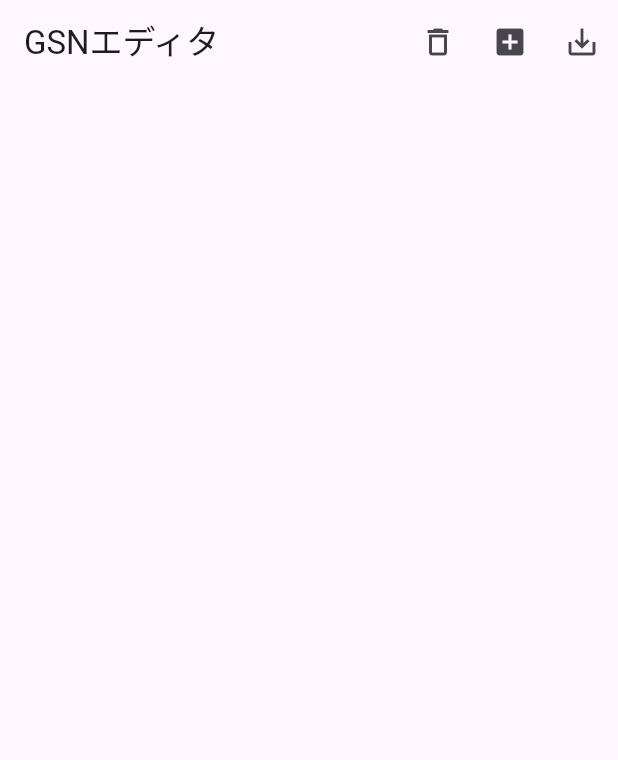
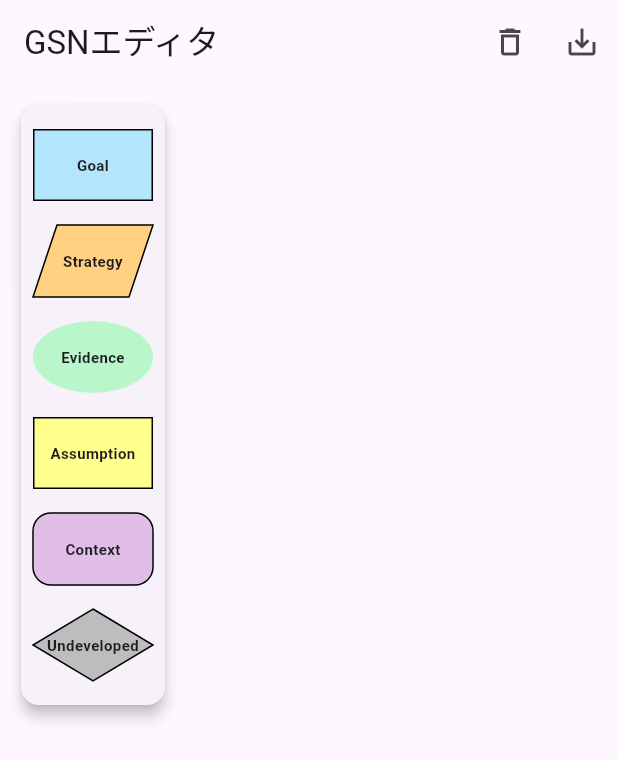
Before and after one commit to rererenore-118/gsnpaint, a Flutter app: the screen it shows after launch, on a phone screen of 412 x 824 dp. Shown: the top 760 px of the screen. Run offline on Flutter 3.47's test engine with Material 3 defaults, Android fonts, the phone set to English and light mode, and no system bars; our stand-ins replace shared_preferences; missing offline and left inert: dart:html.

Commit message:
pycharmからコミット

```diff
--- a/lib/main.dart
+++ b/lib/main.dart
@@ -24,13 +24,12 @@ class GsnNode {
     String? label,
   }) : label = label ?? type.name.toUpperCase();
 
-  // ★ JSONからオブジェクトを復元するためのファクトリコンストラクタ
   factory GsnNode.fromJson(Map<String, dynamic> json) {
     return GsnNode(
       id: json['id'],
       type: GsnNodeType.values.firstWhere(
         (e) => _gsnTypeName(e) == json['gsn_type'],
-        orElse: () => GsnNodeType.goal, // 見つからない場合のデフォルト値
+        orElse: () => GsnNodeType.goal,
       ),
       position: Offset(json['position_x'], json['position_y']),
       width: json['width'] ?? 100,
@@ -39,7 +38,6 @@ class GsnNode {
     );
   }
 
-  // ★ 永続化のために位置とサイズも保存するよう修正
   Map<String, dynamic> toJson() => {
         'id': id,
         'gsn_type': _gsnTypeName(type),
@@ -73,7 +71,6 @@ class GsnEdge {
   final int toId;
   GsnEdge(this.fromId, this.toId);
 
-  // ★ JSONからオブジェクトを復元するためのファクトリコンストラクタ
   factory GsnEdge.fromJson(Map<String, dynamic> json) {
     return GsnEdge(json['from'], json['to']);
   }
@@ -89,9 +86,8 @@ class GsnEditor extends StatefulWidget {
 }
 
 class _GsnEditorState extends State<GsnEditor> {
-  // パン／ズーム用
   final TransformationController _tc = TransformationController();
-  final Size _worldSize = const Size(4000, 4000); // 広いキャンバス
+  final Size _worldSize = const Size(4000, 4000);
 
   final List<GsnNode> _nodes = [];
   final List<GsnEdge> _edges = [];
@@ -99,20 +95,17 @@ class _GsnEditorState extends State<GsnEditor> {
   bool _deleteMode = false;
   int? _connecting;
 
-  // リサイズ制約
   static const double _minW = 60;
   static const double _minH = 40;
   static const double _maxW = 800;
   static const double _maxH = 600;
 
-  // ★ アプリ起動時にデータを読み込む
   @override
   void initState() {
     super.initState();
     _loadFromLocalStorage();
   }
 
-  // ★========== データ永続化処理 ==========★
   Future<void> _saveToLocalStorage() async {
     final prefs = await SharedPreferences.getInstance();
     final data = {
@@ -144,20 +137,17 @@ class _GsnEditorState extends State<GsnEditor> {
       print("データの読み込みに失敗しました: $e");
     }
   }
-  // ★====================================★
 
-  void _addNode(GsnNodeType type) {
-    final viewSize = MediaQuery.of(context).size;
-    final sceneCenter =
-        _tc.toScene(Offset(viewSize.width / 2, viewSize.height / 2));
+  // ★ 修正: ドロップされた位置(Offset)を引数で受け取るように変更
+  void _addNode(GsnNodeType type, Offset position) {
     setState(() {
       _nodes.add(GsnNode(
         id: _nodeCounter++,
         type: type,
-        position: sceneCenter,
+        position: position,
       ));
     });
-    _saveToLocalStorage(); // ★保存
+    _saveToLocalStorage();
   }
 
   void _toggleDeleteMode() {
@@ -175,9 +165,8 @@ class _GsnEditorState extends State<GsnEditor> {
           _edges.add(GsnEdge(_connecting!, node.id));
           _connecting = null;
         });
-        _saveToLocalStorage(); // ★保存
+        _saveToLocalStorage();
       } else {
-        // 同じノードを再度タップした場合は接続モードを解除
         setState(() => _connecting = null);
       }
     }
@@ -200,7 +189,7 @@ class _GsnEditorState extends State<GsnEditor> {
                     (e) => e.fromId == node.id || e.toId == node.id);
               });
               Navigator.pop(ctx);
-              _saveToLocalStorage(); // ★保存
+              _saveToLocalStorage();
             },
             child: const Text('削除'),
           ),
@@ -222,7 +211,7 @@ class _GsnEditorState extends State<GsnEditor> {
             onPressed: () {
               setState(() => _edges.remove(edge));
               Navigator.pop(ctx);
-              _saveToLocalStorage(); // ★保存
+              _saveToLocalStorage();
             },
             child: const Text('削除'),
           ),
@@ -243,37 +232,23 @@ class _GsnEditorState extends State<GsnEditor> {
             onPressed: _toggleDeleteMode,
             tooltip: '削除モード切替',
           ),
-          PopupMenuButton<GsnNodeType>(
-            onSelected: _addNode,
-            itemBuilder: (_) => const [
-              PopupMenuItem(value: GsnNodeType.goal, child: Text('Goal')),
-              PopupMenuItem(
-                  value: GsnNodeType.strategy, child: Text('Strategy')),
-              PopupMenuItem(
-                  value: GsnNodeType.evidence, child: Text('Evidence')),
-              PopupMenuItem(
-                  value: GsnNodeType.context, child: Text('Context')),
-              PopupMenuItem(
-                  value: GsnNodeType.assumption, child: Text('Assumption')),
-              PopupMenuItem(
-                  value: GsnNodeType.undeveloped, child: Text('Undeveloped')),
-            ],
-            icon: const Icon(Icons.add_box),
-            tooltip: 'ノード追加',
-          ),
           IconButton(
               onPressed: _exportJson,
               icon: const Icon(Icons.save_alt),
               tooltip: 'JSON保存'),
         ],
       ),
-      body: GestureDetector(
+      // Stackを使用して、キャンバスとパレットを重ねて表示
+      body: Stack(
+        children: [
+          // DragTargetでキャンバス全体をラップし、ドロップを検知
+          DragTarget<GsnNodeType>(
+            builder: (context, candidateData, rejectedData) {
+              return GestureDetector(
                 onTapDown: (e) {
                   final sceneP = _tc.toScene(e.localPosition);
                   if (_deleteMode) {
-             // 削除モード時はエッジ削除しない
                   } else if (_connecting != null) {
-            // 接続モード中にキャンバスをタップしたら解除
                     setState(() => _connecting = null);
                   } else {
                     for (var edge in List.from(_edges)) {
@@ -299,7 +274,8 @@ class _GsnEditorState extends State<GsnEditor> {
                       children: [
                         Positioned.fill(
                           child: CustomPaint(
-                    painter: GsnEdgePainter(_nodes, _edges, connectingId: _connecting),
+                            painter: GsnEdgePainter(_nodes, _edges,
+                                connectingId: _connecting),
                           ),
                         ),
                         ..._nodes.map((node) {
@@ -313,27 +289,26 @@ class _GsnEditorState extends State<GsnEditor> {
                                 final scale = _tc.value.getMaxScaleOnAxis();
                                 setState(() => node.position += d.delta / scale);
                               },
-                      onPanEnd: (d) => _saveToLocalStorage(), // ★ドラッグ終了時に保存
-                      onDoubleTap: () => !_deleteMode ? _editLabel(node) : null,
+                              onPanEnd: (d) => _saveToLocalStorage(),
+                              onDoubleTap: () =>
+                                  !_deleteMode ? _editLabel(node) : null,
                               child: Stack(
                                 clipBehavior: Clip.none,
                                 children: [
-                          // 接続元ノードをハイライト
                                   if (isConnecting)
                                     Container(
                                       width: node.width,
                                       height: node.height,
-                                decoration: BoxDecoration(
-                                  boxShadow: [
+                                      decoration: BoxDecoration(boxShadow: [
                                         BoxShadow(
                                           color: Colors.blue.withOpacity(0.8),
                                           blurRadius: 10,
                                           spreadRadius: 4,
                                         )
-                                  ]
+                                      ]),
                                     ),
-                             ),
-                          _buildShape(node),
+                                  // ★ 変更: 汎用的なウィジェットビルダー関数を呼び出す
+                                  _buildGsnShapeWidget(node),
                                   if (_deleteMode)
                                     Positioned(
                                       right: -8,
@@ -341,7 +316,8 @@ class _GsnEditorState extends State<GsnEditor> {
                                       child: IconButton(
                                         icon: const Icon(Icons.close,
                                             size: 16, color: Colors.red),
-                                onPressed: () => _confirmDeleteNode(node),
+                                        onPressed: () =>
+                                            _confirmDeleteNode(node),
                                       ),
                                     ),
                                   Positioned(
@@ -349,15 +325,17 @@ class _GsnEditorState extends State<GsnEditor> {
                                     bottom: -8,
                                     child: _ResizeHandle(
                                       onDrag: (dx, dy) {
-                                final scale = _tc.value.getMaxScaleOnAxis();
+                                        final scale =
+                                            _tc.value.getMaxScaleOnAxis();
                                         setState(() {
                                           node.width = (node.width + dx / scale)
                                               .clamp(_minW, _maxW);
-                                  node.height = (node.height + dy / scale)
+                                          node.height =
+                                              (node.height + dy / scale)
                                                   .clamp(_minH, _maxH);
                                         });
                                       },
-                              onDragEnd: () => _saveToLocalStorage(), // ★リサイズ終了時に保存
+                                      onDragEnd: () => _saveToLocalStorage(),
                                     ),
                                   ),
                                 ],
@@ -369,6 +347,23 @@ class _GsnEditorState extends State<GsnEditor> {
                     ),
                   ),
                 ),
+              );
+            },
+            // ドロップされた際の処理
+            onAcceptWithDetails: (details) {
+              // スクリーン座標をキャンバスのワールド座標に変換
+              final scenePosition = _tc.toScene(details.offset);
+              // 変換した座標にノードを追加
+              _addNode(details.data, scenePosition);
+            },
+          ),
+          // 画面左上にノードパレットを配置
+          const Positioned(
+            top: 10,
+            left: 10,
+            child: GsnPalette(),
+          ),
+        ],
       ),
     );
   }
@@ -381,7 +376,7 @@ class _GsnEditorState extends State<GsnEditor> {
       final b = toNode.position + Offset(toNode.width / 2, 0);
       return _pointLineDistance(p, a, b) < 10;
     } catch (e) {
-      return false; // ノードが見つからない場合はヒットしない
+      return false;
     }
   }
 
@@ -409,7 +404,7 @@ class _GsnEditorState extends State<GsnEditor> {
             onPressed: () {
               if (ctl.text.isNotEmpty) {
                 setState(() => node.label = ctl.text);
-                _saveToLocalStorage(); // ★保存
+                _saveToLocalStorage();
               }
               Navigator.pop(context);
             },
@@ -434,15 +429,22 @@ class _GsnEditorState extends State<GsnEditor> {
       ..click();
     html.Url.revokeObjectUrl(url);
   }
+}
 
-  Widget _buildShape(GsnNode node) {
+// GSNノードの形状を描画する汎用的なウィジェットビルダー関数
+// パレットとキャンバスの両方から利用できるように、Stateクラスの外に定義
+Widget _buildGsnShapeWidget(GsnNode node, {bool isPalette = false}) {
   final label = Center(
     child: Padding(
       padding: const EdgeInsets.all(4.0),
       child: Text(
         node.label,
         textAlign: TextAlign.center,
-          style: const TextStyle(fontWeight: FontWeight.bold, fontSize: 12),
+        style: TextStyle(
+          fontWeight: FontWeight.bold,
+          // パレット用はフォントを少し小さくする
+          fontSize: isPalette ? 10 : 12,
+        ),
         overflow: TextOverflow.ellipsis,
         maxLines: 5,
       ),
@@ -461,8 +463,7 @@ class _GsnEditorState extends State<GsnEditor> {
       return CustomPaint(
         size: Size(node.width, node.height),
         painter: ParallelogramPainter(Colors.orangeAccent.shade100),
-          child:
-              SizedBox(width: node.width, height: node.height, child: label),
+        child: SizedBox(width: node.width, height: node.height, child: label),
       );
     case GsnNodeType.evidence:
       return ClipOval(
@@ -476,8 +477,7 @@ class _GsnEditorState extends State<GsnEditor> {
       return CustomPaint(
         size: Size(node.width, node.height),
         painter: RoundedRectPainter(Colors.purple.shade100, 12),
-          child:
-              SizedBox(width: node.width, height: node.height, child: label),
+        child: SizedBox(width: node.width, height: node.height, child: label),
       );
     case GsnNodeType.assumption:
       return Container(
@@ -491,12 +491,74 @@ class _GsnEditorState extends State<GsnEditor> {
       return CustomPaint(
         size: Size(node.width, node.height),
         painter: DiamondPainter(Colors.grey.shade400),
-          child:
-              SizedBox(width: node.width, height: node.height, child: label),
+        child: SizedBox(width: node.width, height: node.height, child: label),
       );
   }
 }
+
+
+// ドラッグ＆ドロップ用のノードパレットウィジェット
+class GsnPalette extends StatelessWidget {
+  const GsnPalette({super.key});
+
+  @override
+  Widget build(BuildContext context) {
+    // Cardで囲んで見やすくする
+    return Card(
+      elevation: 4,
+      child: Padding(
+        padding: const EdgeInsets.all(8.0),
+        child: Column(
+          mainAxisSize: MainAxisSize.min,
+          crossAxisAlignment: CrossAxisAlignment.center,
+          children: GsnNodeType.values
+              .map((type) => _PaletteItem(type: type))
+              .toList(),
+        ),
+      ),
+    );
   }
+}
+
+// パレット内の各ノードアイテム
+class _PaletteItem extends StatelessWidget {
+  final GsnNodeType type;
+  const _PaletteItem({required this.type});
+
+  @override
+  Widget build(BuildContext context) {
+    // パレットに表示するためのダミーノードを作成
+    final nodeForPalette = GsnNode(
+      id: -1,
+      type: type,
+      position: Offset.zero,
+      width: 80, // パレット内のサイズは固定
+      height: 48,
+      label: GsnNode._gsnTypeName(type),
+    );
+
+    // パレットに表示するウィジェット
+    final child = _buildGsnShapeWidget(nodeForPalette, isPalette: true);
+
+    // Draggableウィジェットでラップして、ドラッグ可能にする
+    return Padding(
+      padding: const EdgeInsets.symmetric(vertical: 8.0),
+      child: Draggable<GsnNodeType>(
+        // ドラッグするデータ（ノード種別）
+        data: type,
+        // ドラッグ中にカーソル下に表示されるウィジェット
+        feedback: Material(
+          elevation: 4.0,
+          color: Colors.transparent,
+          child: child,
+        ),
+        // パレットに残る元のウィジェット
+        child: child,
+      ),
+    );
+  }
+}
+
 
 class _ResizeHandle extends StatelessWidget {
   final void Function(double dx, double dy) onDrag;
@@ -510,7 +572,7 @@ class _ResizeHandle extends StatelessWidget {
       child: GestureDetector(
         behavior: HitTestBehavior.translucent,
         onPanUpdate: (d) => onDrag(d.delta.dx, d.delta.dy),
-        onPanEnd: (d) => onDragEnd(), // ★ドラッグ終了イベント
+        onPanEnd: (d) => onDragEnd(),
         child: Container(
           width: 16,
           height: 16,
@@ -563,7 +625,7 @@ class GsnEdgePainter extends CustomPainter {
           ..close();
         canvas.drawPath(path, arrowPaint);
       } catch (err) {
-        // ノードが見つからない場合はスキップ
+        // Node not found, skip drawing this edge
       }
     }
   }
```
Lines whose indentation alone changed are shown as unchanged.
